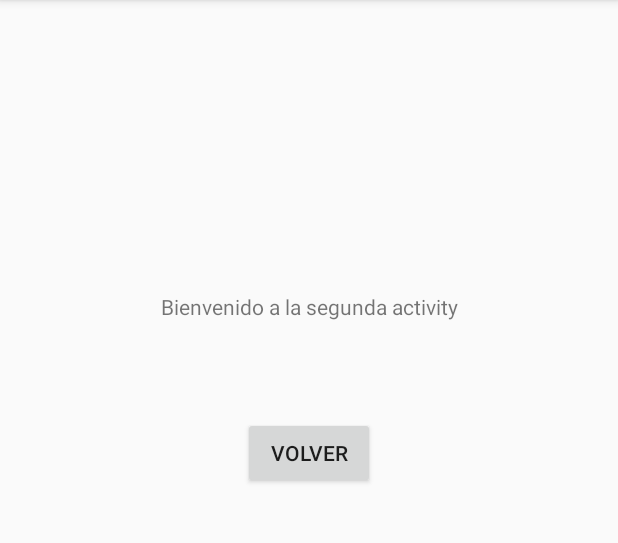
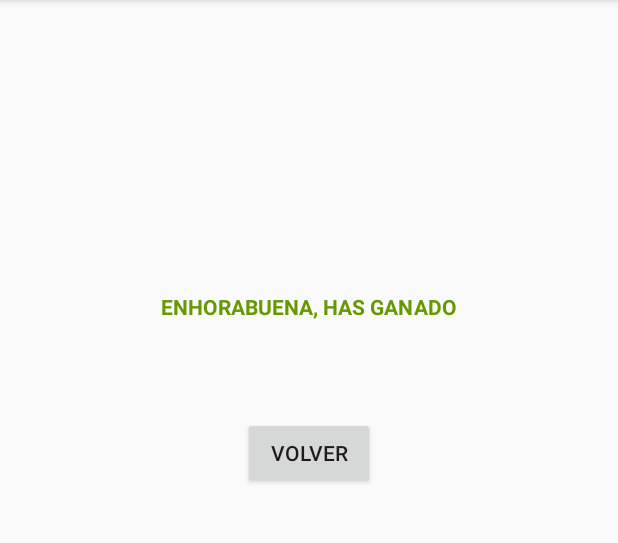
Before and after one commit to BraisDiaz/KotlinAnimation, an Android app: the screen it shows after launch (FullScreenActivity2), after a tap on an icon or button, on a phone screen of 412 x 824 dp, the part 84-627 px from its top. Run offline under Robolectric (Android 15) with nearby library versions, the phone set to English and light mode, and no system bars; libraries missing offline, so code that uses them is left out: kotlin.coroutines.experimental, kotlinx.coroutines.experimental; 1 statement that could not run was skipped.

Commit message:
Proyecto terminado

```diff
--- a/src/main/java/org/danielcastelao/bdiaznunez/kotlinanimation/Fragment2.kt
+++ b/src/main/java/org/danielcastelao/bdiaznunez/kotlinanimation/Fragment2.kt
@@ -53,8 +53,6 @@ class Fragment2 : Fragment() {
 
         super.onResume()
 
-        editTextFragment2.setText(datos)
-
     }
 
 }
--- a/src/main/java/org/danielcastelao/bdiaznunez/kotlinanimation/FullScreenActivity.kt
+++ b/src/main/java/org/danielcastelao/bdiaznunez/kotlinanimation/FullScreenActivity.kt
@@ -21,6 +21,7 @@ class FullScreenActivity : AppCompatActivity() {
 
     private val uiContext: CoroutineContext = UI
     private val bgContext: CoroutineContext = CommonPool
+    val numero : Int = valorRandom(1..3)
 
     override fun onCreate(savedInstanceState: Bundle?) {
         super.onCreate(savedInstanceState)
@@ -28,12 +29,12 @@ class FullScreenActivity : AppCompatActivity() {
 
         val activity2 = Intent(this, FullScreenActivity2::class.java)
 
-        val numero : Int = valorRandom(1..3)
-
         btnNewGame.setOnClickListener {
 
             esconderBola()
+            moverBola()
 
+            print("Escoja un vaso donde crea que está la bola")
         }
 
         vaso1.setOnClickListener {
@@ -72,8 +73,31 @@ class FullScreenActivity : AppCompatActivity() {
 
     var j : Int = 1
 
-    // tarea en segundo plano del vaso3
 
+
+
+    private fun moverBola() = launch(uiContext){
+
+        j *= 1
+
+        val objectAnimator = ObjectAnimator.ofFloat(
+
+                bola,
+                "translationX",
+                if(numero == 1){
+                    200f * j
+                }else if (numero == 2){
+                    1f * j
+                }else{
+                    200f * -j
+                }
+
+        )
+
+
+    }
+
+    //tarea en segundo plano de los 3 vasos.
 
     private fun esconderBola() = launch(uiContext){
 
@@ -81,7 +105,7 @@ class FullScreenActivity : AppCompatActivity() {
 
         j *= 1
 
-        // animacion: escalamos en la direccion X
+        // animacion: escalamos en la direccion Y
 
         val objectAnimator1 = ObjectAnimator.ofFloat(
 
@@ -89,9 +113,9 @@ class FullScreenActivity : AppCompatActivity() {
 
                 "translationY",
 
-                1000f * j)
+                400f * j)
 
-        objectAnimator1.duration = 500L
+        objectAnimator1.duration = 1000L
 
         objectAnimator1.interpolator
 
@@ -103,9 +127,9 @@ class FullScreenActivity : AppCompatActivity() {
 
                 "translationY",
 
-                1000f * j)
+                425f * j)
 
-        objectAnimator2.duration = 500L
+        objectAnimator2.duration = 1000L
 
         objectAnimator2.interpolator
 
@@ -117,9 +141,9 @@ class FullScreenActivity : AppCompatActivity() {
 
                 "translationY",
 
-                1000f * j)
+                425f * j)
 
-        objectAnimator3.duration = 500L
+        objectAnimator3.duration = 1000L
 
         objectAnimator3.interpolator
 
@@ -127,11 +151,16 @@ class FullScreenActivity : AppCompatActivity() {
 
     }
 
+    //Genera un número aleatorio.
+
     private fun valorRandom(valores: IntRange) : Int {
         var r = Random()
         var valorRandom = r.nextInt(valores.last - valores.first) + valores.first
         return valorRandom
     }
+
+
+    // tarea en segundo plano del vaso3
 
     private fun animarVaso3() = launch(uiContext) {
 
@@ -147,7 +176,7 @@ class FullScreenActivity : AppCompatActivity() {
 
                 "translationX",
 
-                 100f * j)
+                 325f * j)
 
         objectAnimator.duration = 1000L
 
@@ -173,9 +202,9 @@ class FullScreenActivity : AppCompatActivity() {
 
                 "translationX",
 
-                100f * j)
+                300f * j)
 
-        objectAnimator.duration = 3000L
+        objectAnimator.duration = 1000L
 
         objectAnimator.interpolator
 
@@ -189,9 +218,9 @@ class FullScreenActivity : AppCompatActivity() {
 
         //arriba o abajo alternadamente
 
-        j *= -1
+        j *= 1
 
-        // animacion: trasladamos en la direccion Y
+        // animacion: trasladamos en la direccion X
 
         val objectAnimator = ObjectAnimator.ofFloat(
 
@@ -199,7 +228,7 @@ class FullScreenActivity : AppCompatActivity() {
 
                 "translationX",
 
-                100f * j)
+                600f * j)
 
         //objectAnimator.duration = 3000L
 
--- a/src/main/res/layout/activity2_full_screen.xml
+++ b/src/main/res/layout/activity2_full_screen.xml
@@ -51,7 +51,6 @@
         app:layout_constraintTop_toBottomOf="@+id/imageView" />
 
 
-
     <TextView
 
         android:id="@+id/textView"
@@ -62,11 +61,14 @@
 
         android:layout_marginBottom="32dp"
 
-        android:text="Bienvenido a la segunda activity"
+        android:text="ENHORABUENA, HAS GANADO"
+
+        android:textColor="@android:color/holo_green_dark"
+
+        android:textStyle="bold"
 
         app:layout_constraintBottom_toTopOf="@+id/imageView"
+        app:layout_constraintLeft_toLeftOf="parent"
+        app:layout_constraintRight_toRightOf="parent" />
 
-        app:layout_constraintLeft_toLeftOf="parent"
-
-        app:layout_constraintRight_toRightOf="parent" />
 </android.support.constraint.ConstraintLayout>
```
Also changed, not shown: src/main/res/layout/fragment1.xml (+3 -22 lines), src/main/res/layout/fragment2.xml (+4 -25 lines).
